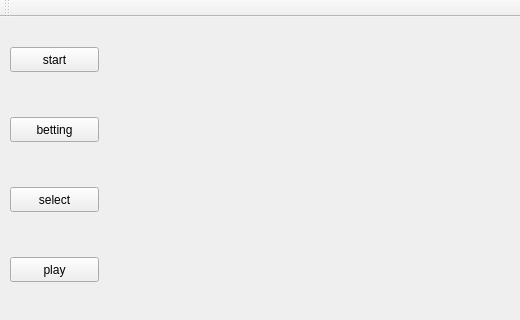
This is game/dice_game/dice_qt/mainwindow.ui in ChampBlue/my_project as Qt 5 draws it before an edit; both pictures show x 0 to 520 and y 0 to 320 of the 1552 by 569 pixel window. The edited form follows.
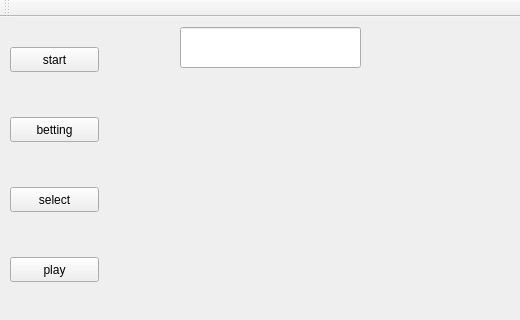
This is the edited form.

What changed in the file:
```diff
--- a/game/dice_game/dice_qt/mainwindow.ui
+++ b/game/dice_game/dice_qt/mainwindow.ui
@@ -105,18 +105,15 @@
      <string>database</string>
     </property>
    </widget>
-   <widget class="QLabel" name="input_label">
+   <widget class="QLineEdit" name="input_edit">
     <property name="geometry">
      <rect>
-      <x>200</x>
-      <y>20</y>
+      <x>180</x>
+      <y>10</y>
       <width>181</width>
-      <height>31</height>
+      <height>41</height>
      </rect>
     </property>
-    <property name="text">
-     <string/>
-    </property>
    </widget>
   </widget>
   <widget class="QMenuBar" name="menuBar">
```
